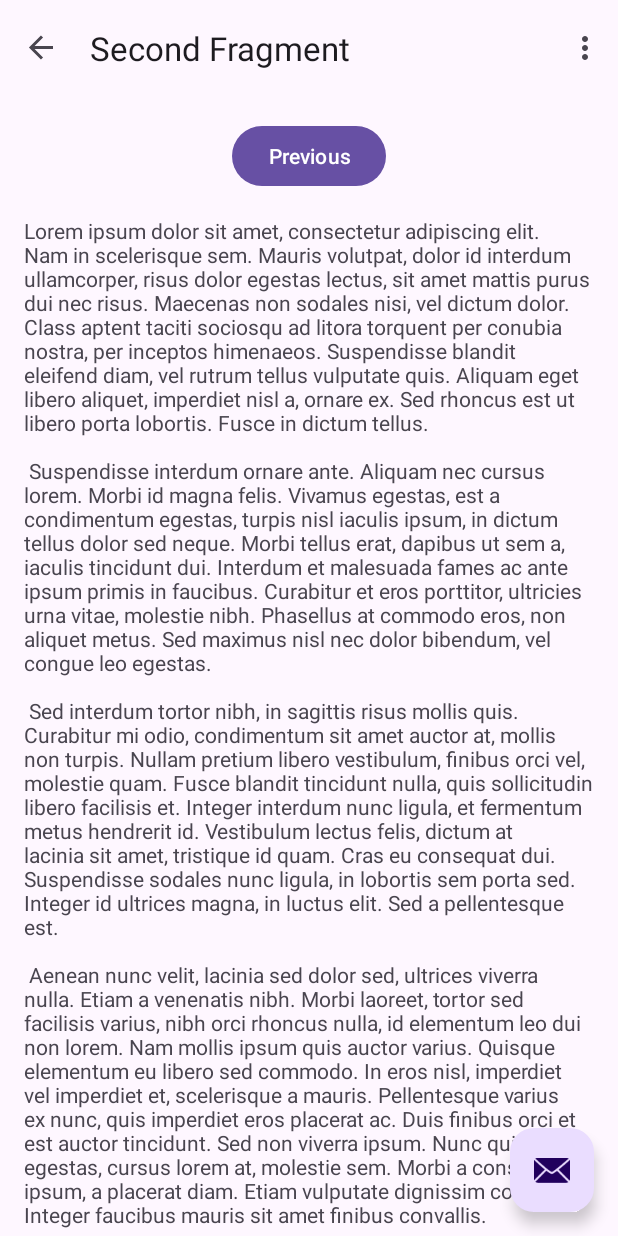
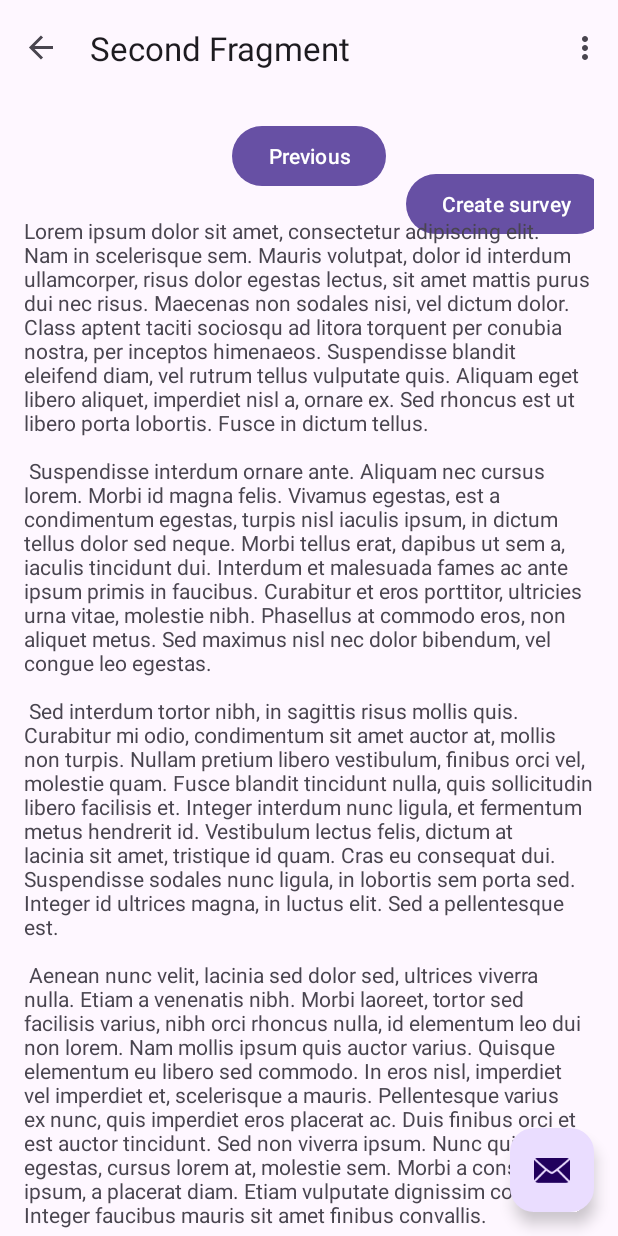
Before and after one commit to jorikvanveen/htht-gis-gnss-project, an Android app: the SecondFragment screen opened through its navigation route, on a phone screen of 412 x 824 dp. Run offline under Robolectric (Android 15) with nearby library versions, the phone set to English and light mode, and no system bars; our stand-ins replace navigation-ui.

Commit message:
Create some files needed for survey creation

```diff
--- a/app/build.gradle.kts
+++ b/app/build.gradle.kts
@@ -41,6 +41,7 @@ dependencies {
     implementation("androidx.constraintlayout:constraintlayout:2.1.4")
     implementation("androidx.navigation:navigation-fragment:2.6.0")
     implementation("androidx.navigation:navigation-ui:2.6.0")
+    implementation("androidx.activity:activity:1.9.2")
     testImplementation("junit:junit:4.13.2")
     androidTestImplementation("androidx.test.ext:junit:1.1.5")
     androidTestImplementation("androidx.test.espresso:espresso-core:3.5.1")
--- a/app/src/main/AndroidManifest.xml
+++ b/app/src/main/AndroidManifest.xml
@@ -13,6 +13,9 @@
         android:theme="@style/Theme.GNSS"
         tools:targetApi="31">
         <activity
+            android:name=".SurveyCreation"
+            android:exported="false" />
+        <activity
             android:name=".MainActivity"
             android:exported="true"
             android:label="@string/app_name"
--- a/app/src/main/java/com/example/gnss/SecondFragment.java
+++ b/app/src/main/java/com/example/gnss/SecondFragment.java
@@ -36,6 +36,11 @@ public class SecondFragment extends Fragment {
                         .navigate(R.id.action_SecondFragment_to_FirstFragment);
             }
         });
+
+        binding.button.setOnClickListener(new View.OnClickListener() {
+            public void onClick(View vew) {
+            }
+        });
     }
 
     @Override
@@ -44,4 +49,7 @@ public class SecondFragment extends Fragment {
         binding = null;
     }
 
+    public void goToCreateSurvey(View view) {
+        NavHostFragment.findNavController(this).navigate(R.id.action_SecondFragment_to_surveyCreation);
+    }
 }
--- a/app/src/main/res/layout/fragment_second.xml
+++ b/app/src/main/res/layout/fragment_second.xml
@@ -10,6 +10,17 @@
         android:layout_width="match_parent"
         android:layout_height="match_parent"
         android:padding="16dp">
+
+        <Button
+            android:id="@+id/button"
+            android:layout_width="wrap_content"
+            android:layout_height="wrap_content"
+            android:layout_marginStart="116dp"
+            android:layout_marginTop="-16dp"
+            android:onClick="goToCreateSurvey"
+            android:text="Create survey"
+            app:layout_constraintStart_toStartOf="@id/button_second"
+            app:layout_constraintTop_toBottomOf="@+id/button_second" />
 
         <Button
             android:id="@+id/button_second"
--- a/app/src/main/res/navigation/nav_graph.xml
+++ b/app/src/main/res/navigation/nav_graph.xml
@@ -24,5 +24,13 @@
         <action
             android:id="@+id/action_SecondFragment_to_FirstFragment"
             app:destination="@id/FirstFragment" />
+        <action
+            android:id="@+id/action_SecondFragment_to_surveyCreation"
+            app:destination="@id/surveyCreation" />
     </fragment>
+    <fragment
+        android:id="@+id/surveyCreation"
+        android:name="com.example.gnss.SurveyCreation"
+        android:label="fragment_survey_creation"
+        tools:layout="@layout/fragment_survey_creation" />
 </navigation>
--- a/app/src/main/res/values/strings.xml
+++ b/app/src/main/res/values/strings.xml
@@ -43,4 +43,6 @@
         libero vel nunc consequat, quis tincidunt nisl eleifend. Cras bibendum enim a justo luctus
         vestibulum. Fusce dictum libero quis erat maximus, vitae volutpat diam dignissim.
     </string>
+    <!-- TODO: Remove or change this placeholder text -->
+    <string name="hello_blank_fragment">Hello blank fragment</string>
 </resources>
```
Also changed, not shown: app/src/main/java/com/example/gnss/SurveyCreation.java (added, +64 -0 lines), app/src/main/java/com/example/gnss/dto/Survey.java (added, +11 -0 lines), app/src/main/java/com/example/gnss/dto/SurveyQuestion.java (added, +33 -0 lines), app/src/main/java/com/example/gnss/dto/SurveyQuestionType.java (added, +8 -0 lines), app/src/main/res/layout/fragment_survey_creation.xml (added, +14 -0 lines).
